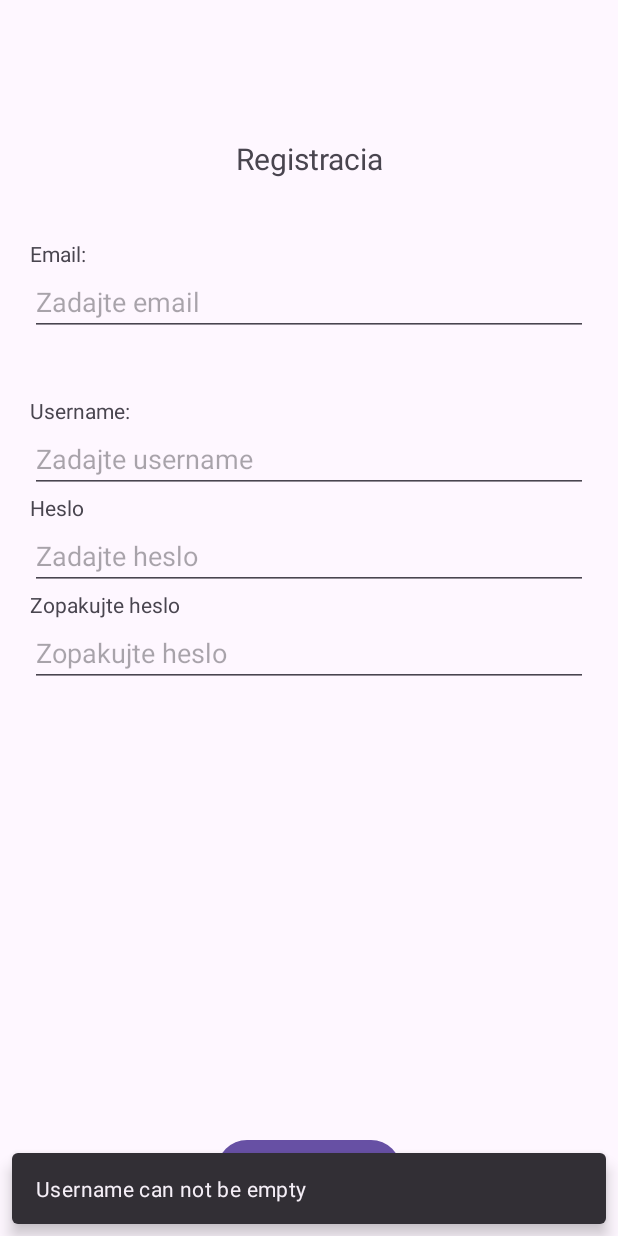
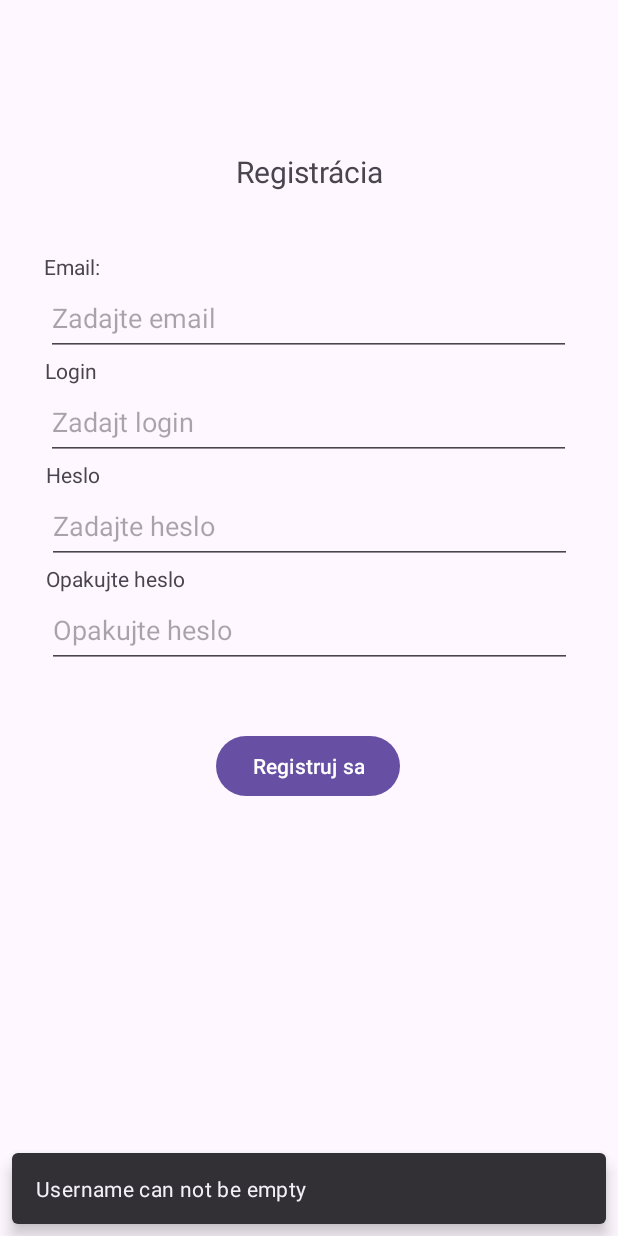
Before and after one commit to marekdrab/mobv, an Android app: the SignupFragment screen opened through its navigation route, after a tap on "Registruj sa", on a phone screen of 412 x 824 dp. Run offline under Robolectric (Android 15) with nearby library versions, the phone set to English and light mode, and no system bars; our stand-ins replace data binding; network calls fail.

Commit message:
design updates & fixes

```diff
--- a/app/src/main/res/layout/fragment_forgotten_password.xml
+++ b/app/src/main/res/layout/fragment_forgotten_password.xml
@@ -45,6 +45,7 @@
             android:layout_width="293dp"
             android:layout_height="51dp"
             android:hint="@string/input_email"
+            android:inputType="textEmailAddress"
             app:layout_constraintEnd_toEndOf="parent"
             app:layout_constraintStart_toStartOf="parent"
             app:layout_constraintTop_toBottomOf="@+id/label_email" />
--- a/app/src/main/res/layout/fragment_signup.xml
+++ b/app/src/main/res/layout/fragment_signup.xml
@@ -1,5 +1,6 @@
 <?xml version="1.0" encoding="utf-8"?>
-<layout xmlns:android="http://schemas.android.com/apk/res/android"
+<layout xmlns:tools="http://schemas.android.com/tools"
+    xmlns:android="http://schemas.android.com/apk/res/android"
     xmlns:app="http://schemas.android.com/apk/res-auto">
 
     <data>
@@ -18,14 +19,16 @@
             android:layout_width="match_parent"
             android:layout_height="wrap_content"
             android:layout_marginStart="8dp"
-            android:layout_marginTop="8dp"
             android:layout_marginEnd="8dp"
             android:text="@string/title_signup"
             android:textAlignment="center"
             android:textSize="20sp"
+            app:layout_constraintBottom_toBottomOf="parent"
             app:layout_constraintEnd_toEndOf="parent"
+            app:layout_constraintHorizontal_bias="0.0"
             app:layout_constraintStart_toStartOf="parent"
-            app:layout_constraintTop_toTopOf="parent" />
+            app:layout_constraintTop_toTopOf="parent"
+            app:layout_constraintVertical_bias="0.024" />
 
         <TextView
             android:id="@+id/label_email"
@@ -33,16 +36,20 @@
             android:layout_height="wrap_content"
             android:layout_marginTop="40dp"
             android:text="@string/email"
+            app:layout_constraintEnd_toEndOf="parent"
+            app:layout_constraintHorizontal_bias="0.027"
             app:layout_constraintStart_toStartOf="parent"
             app:layout_constraintTop_toBottomOf="@id/header_title" />
 
         <EditText
             android:id="@+id/edit_text_email"
-            android:layout_width="0dp"
-            android:layout_height="wrap_content"
+            android:layout_width="350dp"
+            android:layout_height="50dp"
             android:hint="@string/input_email"
+            android:inputType="textEmailAddress"
             android:text="@={model.email}"
             app:layout_constraintEnd_toEndOf="parent"
+            app:layout_constraintHorizontal_bias="0.476"
             app:layout_constraintStart_toStartOf="parent"
             app:layout_constraintTop_toBottomOf="@+id/label_email" />
 
@@ -50,18 +57,20 @@
             android:id="@+id/label_username"
             android:layout_width="wrap_content"
             android:layout_height="wrap_content"
-            android:layout_marginTop="40dp"
-            android:text="Username:"
+            android:text="@string/username"
+            app:layout_constraintEnd_toEndOf="parent"
+            app:layout_constraintHorizontal_bias="0.029"
             app:layout_constraintStart_toStartOf="parent"
-            app:layout_constraintTop_toBottomOf="@id/edit_text_email" />
+            app:layout_constraintTop_toBottomOf="@+id/edit_text_email" />
 
         <EditText
             android:id="@+id/edit_text_username"
-            android:layout_width="0dp"
-            android:layout_height="wrap_content"
-            android:hint="Zadajte username"
+            android:layout_width="350dp"
+            android:layout_height="50dp"
+            android:hint="@string/insert_username"
             android:text="@={model.username}"
             app:layout_constraintEnd_toEndOf="parent"
+            app:layout_constraintHorizontal_bias="0.476"
             app:layout_constraintStart_toStartOf="parent"
             app:layout_constraintTop_toBottomOf="@+id/label_username" />
 
@@ -69,15 +78,17 @@
             android:id="@+id/label_password"
             android:layout_width="wrap_content"
             android:layout_height="wrap_content"
-            android:text="Heslo"
+            android:text="@string/pw"
+            app:layout_constraintEnd_toEndOf="parent"
+            app:layout_constraintHorizontal_bias="0.032"
             app:layout_constraintStart_toStartOf="parent"
             app:layout_constraintTop_toBottomOf="@+id/edit_text_username" />
 
         <EditText
             android:id="@+id/edit_text_password"
-            android:layout_width="0dp"
-            android:layout_height="wrap_content"
-            android:hint="Zadajte heslo"
+            android:layout_width="350dp"
+            android:layout_height="50dp"
+            android:hint="@string/insert_pw"
             android:inputType="textPassword"
             android:text="@={model.password}"
             app:layout_constraintEnd_toEndOf="parent"
@@ -88,15 +99,17 @@
             android:id="@+id/label_password_repeat"
             android:layout_width="wrap_content"
             android:layout_height="wrap_content"
-            android:text="Zopakujte heslo"
+            android:text="@string/repeat_pw"
+            app:layout_constraintEnd_toEndOf="parent"
+            app:layout_constraintHorizontal_bias="0.039"
             app:layout_constraintStart_toStartOf="parent"
             app:layout_constraintTop_toBottomOf="@+id/edit_text_password" />
 
         <EditText
             android:id="@+id/edit_text_password_repeat"
-            android:layout_width="0dp"
-            android:layout_height="wrap_content"
-            android:hint="Zopakujte heslo"
+            android:layout_width="350dp"
+            android:layout_height="50dp"
+            android:hint="@string/repeat_pw"
             android:inputType="textPassword"
             android:text="@={model.repeat_password}"
             app:layout_constraintEnd_toEndOf="parent"
@@ -107,11 +120,14 @@
             android:id="@+id/submit_button"
             android:layout_width="wrap_content"
             android:layout_height="wrap_content"
-            android:text="Registruj sa"
+            android:layout_marginBottom="228dp"
             android:onClick="@{()->model.registerUser()}"
+            android:text="@string/registrate"
             app:layout_constraintBottom_toBottomOf="parent"
             app:layout_constraintEnd_toEndOf="parent"
-            app:layout_constraintStart_toStartOf="parent" />
+            app:layout_constraintHorizontal_bias="0.497"
+            app:layout_constraintStart_toStartOf="parent"
+            app:layout_constraintTop_toBottomOf="@+id/edit_text_password_repeat" />
 
 
     </androidx.constraintlayout.widget.ConstraintLayout>
--- a/app/src/main/res/values/colors.xml
+++ b/app/src/main/res/values/colors.xml
@@ -5,4 +5,5 @@
     <color name="purple_text_color">#800080</color>
     <color name="transparent">#00FFFFFF</color>
     <color name="light_grey">#E4E4E4</color>
+    <color name="light_purple">#41800080</color>
 </resources>
```
Also changed, not shown: app/src/main/java/com/example/zadanie/widgets/BottomBar.kt (+39 -0 lines), app/src/main/res/drawable/baseline_feed_white.xml (added, +11 -0 lines), app/src/main/res/drawable/baseline_map_white.xml (added, +10 -0 lines), app/src/main/res/drawable/baseline_profile_white.xml (added, +10 -0 lines), app/src/main/res/layout/feed_item.xml (+7 -4 lines), app/src/main/res/layout/fragment_forgotten_password_reset.xml (deleted, +0 -75 lines), app/src/main/res/layout/fragment_login.xml (+16 -11 lines), app/src/main/res/layout/fragment_profile.xml (+38 -35 lines), app/src/main/res/layout/fragment_user.xml (deleted, +0 -54 lines), app/src/main/res/layout/fragment_user_detail.xml (+14 -12 lines), app/src/main/res/layout/widget_bottom_bar.xml (+8 -7 lines), app/src/main/res/values/strings.xml (+20 -12 lines).
